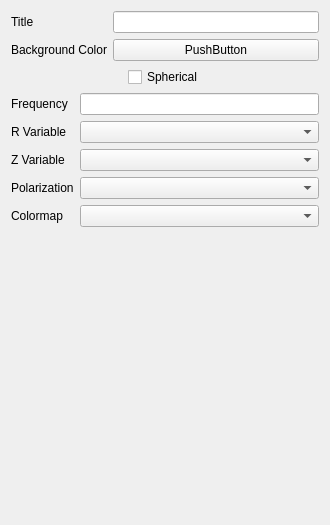
Old version of the form pychamber/app/ui/three_d_plot_settings.ui in the repository PyChamber/PyChamber.
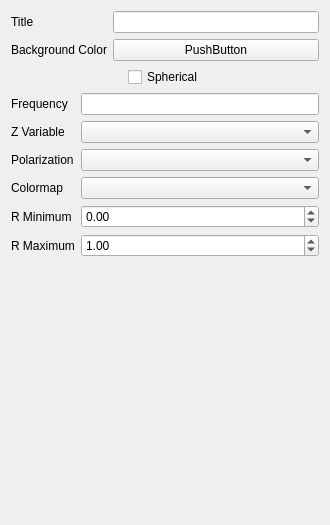
New version of the form. Custom widgets are drawn as their Qt base class.

Commit message: More plot work and add example positioner

Diff of the .ui file:
```diff
--- a/pychamber/app/ui/three_d_plot_settings.ui
+++ b/pychamber/app/ui/three_d_plot_settings.ui
@@ -100,7 +100,7 @@
      <item row="1" column="0">
       <widget class="QLabel" name="r_var_label">
        <property name="text">
-        <string>R Variable</string>
+        <string>Z Variable</string>
        </property>
       </widget>
      </item>
@@ -108,35 +108,71 @@
       <widget class="QComboBox" name="r_var_cb"/>
      </item>
      <item row="2" column="0">
-      <widget class="QLabel" name="z_var_label">
-       <property name="text">
-        <string>Z Variable</string>
-       </property>
-      </widget>
-     </item>
-     <item row="2" column="1">
-      <widget class="QComboBox" name="z_var_cb"/>
-     </item>
-     <item row="3" column="0">
       <widget class="QLabel" name="pol_label">
        <property name="text">
         <string>Polarization</string>
        </property>
       </widget>
      </item>
-     <item row="3" column="1">
+     <item row="2" column="1">
       <widget class="QComboBox" name="pol_cb"/>
      </item>
-     <item row="4" column="0">
+     <item row="3" column="0">
       <widget class="QLabel" name="cmap_label">
        <property name="text">
         <string>Colormap</string>
        </property>
       </widget>
      </item>
-     <item row="4" column="1">
+     <item row="3" column="1">
       <widget class="QComboBox" name="cmap_cb"/>
      </item>
+     <item row="4" column="0">
+      <widget class="QLabel" name="min_label">
+       <property name="text">
+        <string>R Minimum</string>
+       </property>
+      </widget>
+     </item>
+     <item row="4" column="1">
+      <widget class="QDoubleSpinBox" name="min_sb">
+       <property name="minimum">
+        <double>-1000000.000000000000000</double>
+       </property>
+       <property name="maximum">
+        <double>1000000.000000000000000</double>
+       </property>
+       <property name="singleStep">
+        <double>0.250000000000000</double>
+       </property>
+       <property name="value">
+        <double>0.000000000000000</double>
+       </property>
+      </widget>
+     </item>
+     <item row="5" column="0">
+      <widget class="QLabel" name="max_label">
+       <property name="text">
+        <string>R Maximum</string>
+       </property>
+      </widget>
+     </item>
+     <item row="5" column="1">
+      <widget class="QDoubleSpinBox" name="max_sb">
+       <property name="minimum">
+        <double>-100000.000000000000000</double>
+       </property>
+       <property name="maximum">
+        <double>1000000.000000000000000</double>
+       </property>
+       <property name="singleStep">
+        <double>0.250000000000000</double>
+       </property>
+       <property name="value">
+        <double>1.000000000000000</double>
+       </property>
+      </widget>
+     </item>
     </layout>
    </item>
    <item>
```
The commit also changes 58 other files.
